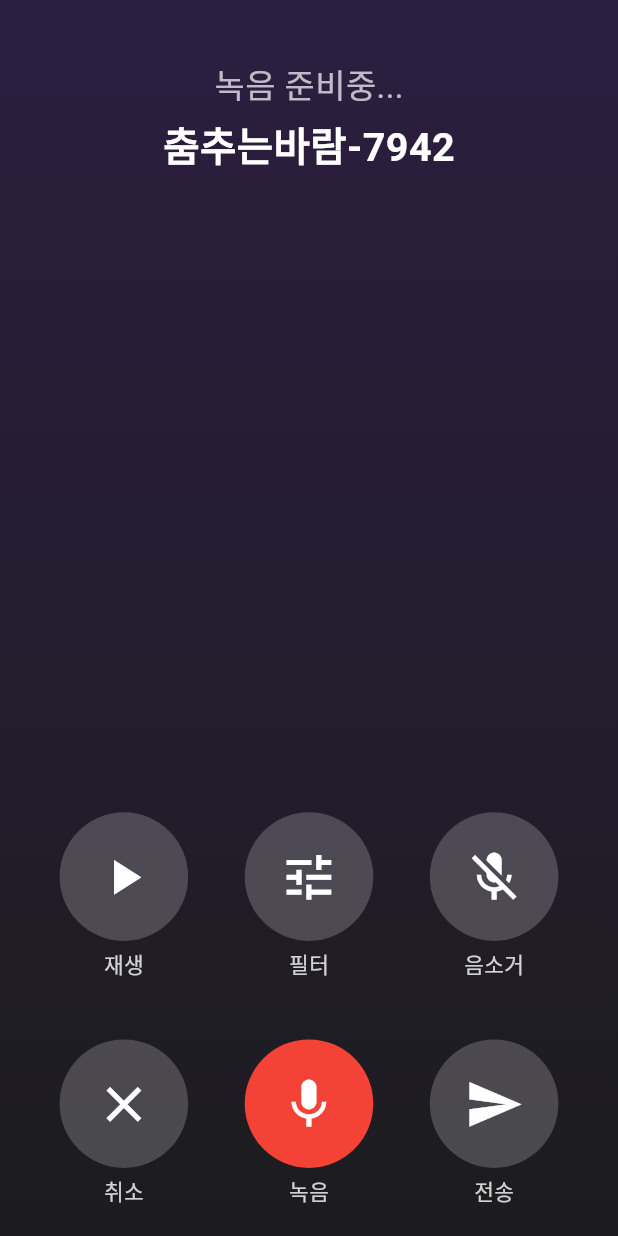
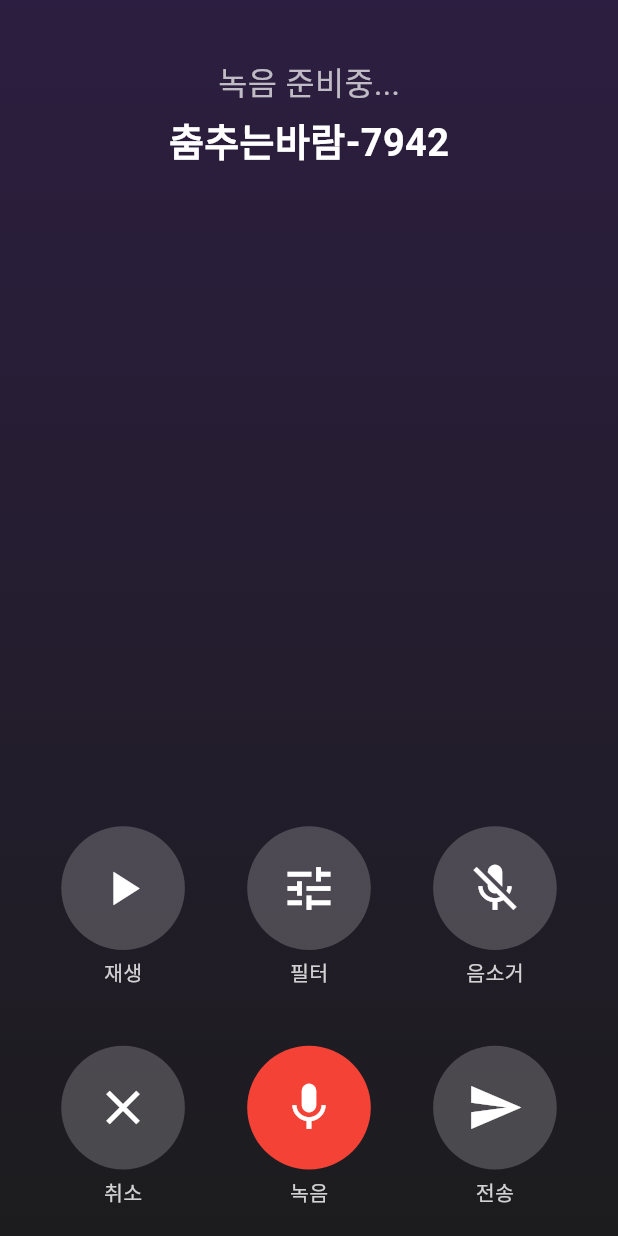
Before and after one commit to hyeok3013/Voice-Mate, a Flutter app: the screen it shows after launch, on a phone screen of 412 x 824 dp. Run offline on Flutter 3.47's test engine with Material 3 defaults, Android fonts, the phone set to English and light mode, and no system bars; our stand-ins replace firebase_core, flutter_screenutil, go_router; accounts and stored records are empty.

Commit message:
fix: update design size for responsive layout in main.dart

```diff
--- a/lib/main.dart
+++ b/lib/main.dart
@@ -19,7 +19,7 @@ class MyApp extends StatelessWidget {
   @override
   Widget build(BuildContext context) {
     return ScreenUtilInit(
-      designSize: const Size(375, 812),
+      designSize: const Size(390, 844),
       builder: (context, child) {
         return MaterialApp.router(
           routerConfig: goRouter,
```
